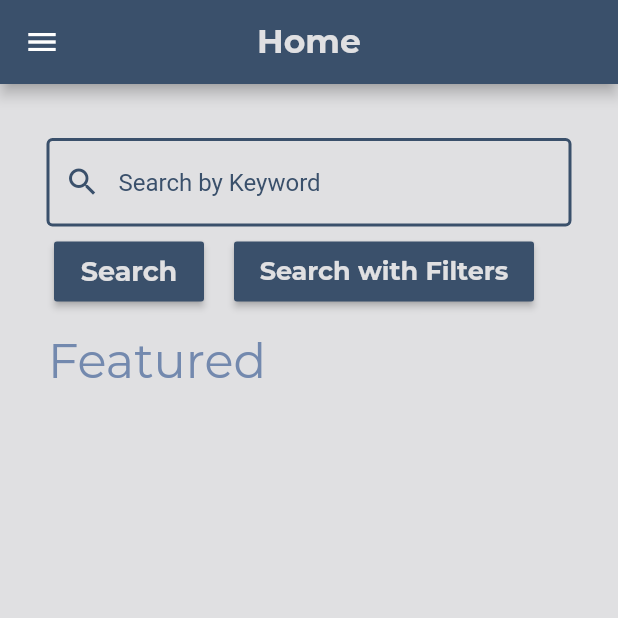
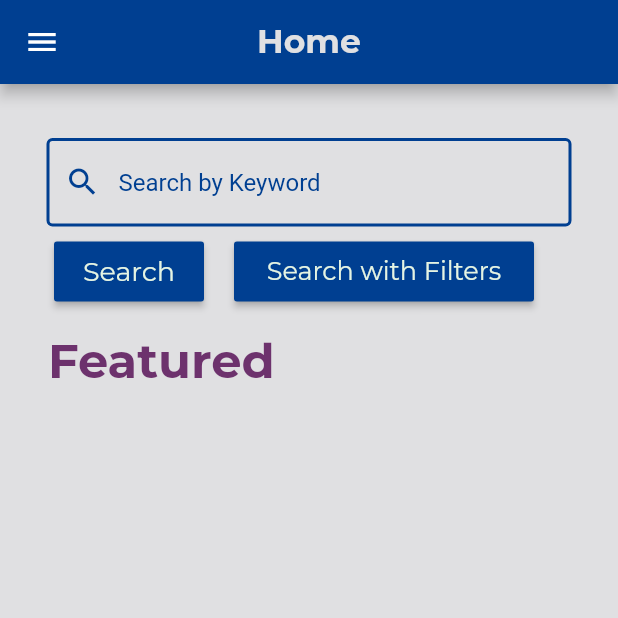
Before and after one commit to divvijchandna/hdbfinder, a Flutter app: the screen it shows once a user with an empty profile is signed in, on a phone screen of 412 x 824 dp, the top half of it. Run offline on Flutter 3.47's test engine with Material 2 defaults, Android fonts, the phone set to English and light mode, and no system bars; our stand-ins replace cloud_firestore, firebase_auth, flushbar, flutter_spinkit, google_fonts; accounts and stored records are empty; network calls fail.

Commit message:
Update home.dart

```diff
--- a/lib/screens/home/home.dart
+++ b/lib/screens/home/home.dart
@@ -43,7 +43,7 @@ class _HomeState extends State<Home> {
       drawer: MenuDrawer(),
       backgroundColor: Color(0xffe0e0e2),
       appBar: AppBar(
-        backgroundColor: Color(0xff3a506b),
+        backgroundColor: Color(0xff003f91),
         centerTitle: true,
         title: Text('Home',
           style: GoogleFonts.montserrat(
@@ -71,22 +71,22 @@ class _HomeState extends State<Home> {
                       autofocus: false,
                       decoration: InputDecoration(
                           enabledBorder: new OutlineInputBorder(
-                              borderSide: new BorderSide(color: Color(0xff3a506b), width: 2.0)
+                              borderSide: new BorderSide(color: Color(0xff003f91), width: 2.0)
                           ),
                           focusedBorder: new OutlineInputBorder(
-                              borderSide: new BorderSide(color: Color(0xff3a506b), width: 2.0)
+                              borderSide: new BorderSide(color: Color(0xff003f91), width: 2.0)
                           ),
                           hintText: 'Search by Keyword',
                           prefixIcon: new Icon(
                               Icons.search,
-                              color: Color(0xff3a506b)
+                              color: Color(0xff003f91)
                           ),
                           hintStyle: TextStyle(
-                              color: Color(0xff3a506b)
+                              color: Color(0xff003f91)
                           )
                       ),
                       style: TextStyle(
-                        color: Color(0xff3a506b),
+                        color: Color(0xff003f91),
                       ),
                       onChanged: (val) {
                         setState(() => search = val);
@@ -119,11 +119,11 @@ class _HomeState extends State<Home> {
 
                           style: GoogleFonts.montserrat(
                               textStyle: TextStyle(
-                                  color: Color(0xffe0e0e2), fontSize: 18.0, fontWeight: FontWeight.w700)
+                                  color: Color(0xffe5f4e3), fontSize: 18.0, fontWeight: FontWeight.normal)
                           ),
                           textAlign: TextAlign.center,
                         ),
-                        color: Color(0xff3a506b),
+                        color: Color(0xff003f91),
                       ),
                     )
                 ),
@@ -145,11 +145,11 @@ class _HomeState extends State<Home> {
                           'Search with Filters',
                           style: GoogleFonts.montserrat(
                               textStyle: TextStyle(
-                                    color: Color(0xffe0e0e2), fontSize: 17.0, fontWeight: FontWeight.w700)
+                                    color: Color(0xffe5f4e3), fontSize: 17.0, fontWeight: FontWeight.normal)
                             ),
                           textAlign: TextAlign.center,
                         ),
-                        color: Color(0xff3a506b),
+                        color: Color(0xff003f91),
                       ),
                     )
                 ),
@@ -206,7 +206,7 @@ class HDBTitle extends StatelessWidget {
         'Featured',
         style: GoogleFonts.montserrat(
             textStyle: TextStyle(
-                color: Color(0xff7389ae), fontSize: 32.0)
+                color: Color(0xff6d326d), fontSize: 32.0, fontWeight: FontWeight.bold)
         ),
       ),
     );
@@ -279,7 +279,7 @@ class HDBCell extends StatelessWidget {
                         houses[i]['town'] + " Block " + houses[i]['block'],
                         style: GoogleFonts.montserrat(
                             textStyle: TextStyle(
-                                color: Color(0xff3A506B), fontSize: 18.0)
+                                color: Color(0xff003f91), fontSize: 18.0)
                         ),
                       ),
                       new Padding(padding: const EdgeInsets.all(2.0)),
@@ -290,7 +290,7 @@ class HDBCell extends StatelessWidget {
                           padding: EdgeInsets.all(4.0),
                           child: Icon(
                             Icons.home,
-                            color: Color(0xff7389ae),
+                            color: Color(0xff6d326d),
                             size: 18.0,
                           ),
                         ),
@@ -302,7 +302,7 @@ class HDBCell extends StatelessWidget {
                             maxLines: 3,
                             style: GoogleFonts.montserrat(
                                 textStyle: TextStyle(
-                                    color: Color(0xff7389ae), fontSize: 14.0)
+                                    color: Color(0xff6d326d), fontSize: 14.0)
                             ),
                         ),
                       ),
@@ -312,7 +312,7 @@ class HDBCell extends StatelessWidget {
                           padding: EdgeInsets.all(0.0),
                           child: Icon(
                             Icons.attach_money,
-                            color: Color(0xff7389ae),
+                            color: Color(0xff6d326d),
                             size: 18.0,
                           ),
                         ),
@@ -323,7 +323,7 @@ class HDBCell extends StatelessWidget {
                             houses[i]['resale_price'],
                               style: GoogleFonts.montserrat(
                                   textStyle: TextStyle(
-                                      color: Color(0xff7389ae), fontSize: 14.0)
+                                      color: Color(0xff6d326d), fontSize: 14.0)
 
                               ),
 
```
